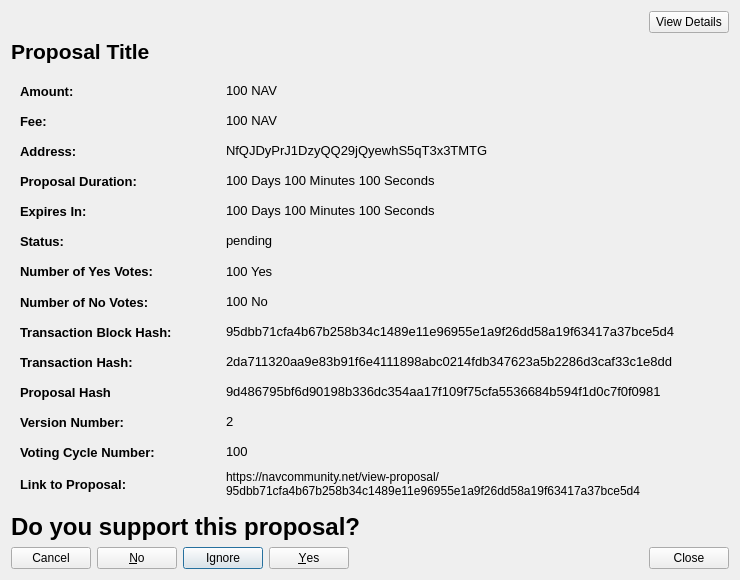
navcoin/navcoin-core, file src/qt/forms/communityfunddisplaydetailed.ui: the form before one commit.
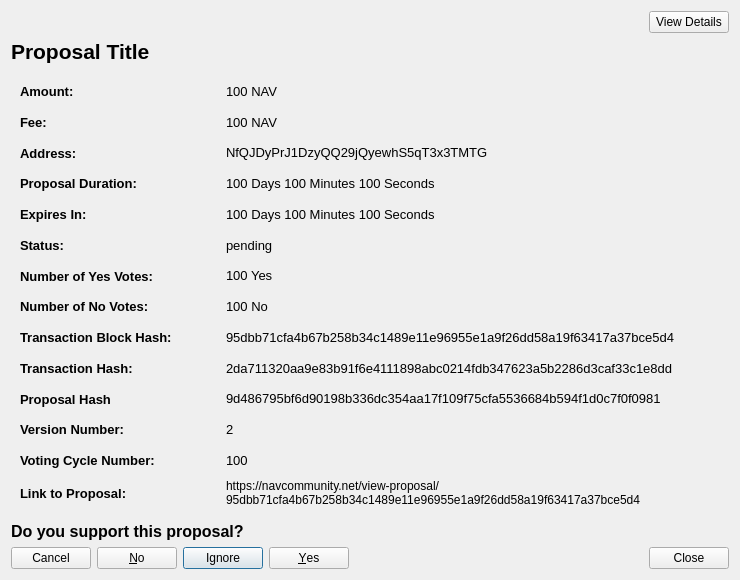
The form after the commit.

Commit message: text font size

```diff
--- a/src/qt/forms/communityfunddisplaydetailed.ui
+++ b/src/qt/forms/communityfunddisplaydetailed.ui
@@ -777,7 +777,7 @@
     <widget class="QLabel" name="label">
      <property name="font">
       <font>
-       <pointsize>18</pointsize>
+       <pointsize>12</pointsize>
        <weight>75</weight>
        <bold>true</bold>
       </font>
```
